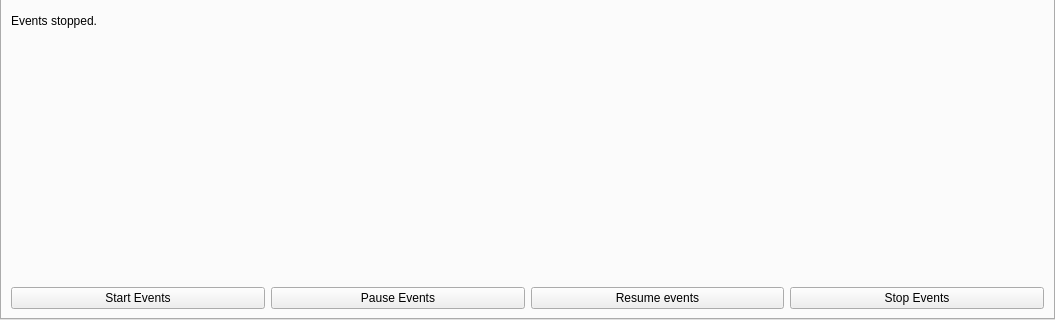
SuperSpaceEye/LifeEngineExtended, file Source/UiFiles/worldevents.ui: the form before one commit; both pictures show x 0 to 1055 and y 275 to 595 of the 1055 by 595 pixel window.
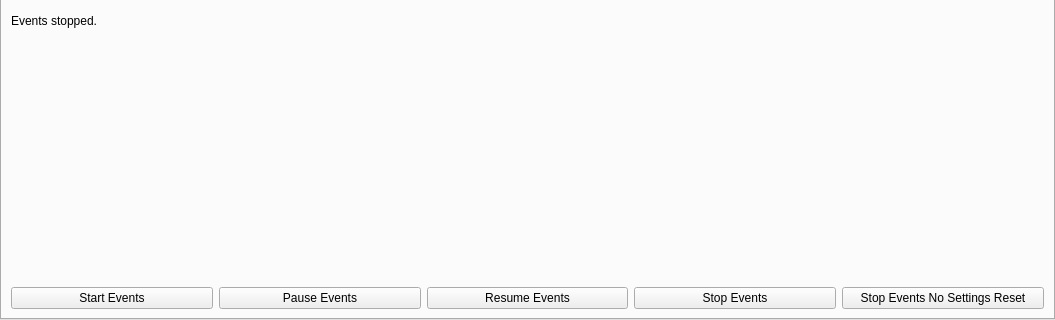
The form after the commit. The open tabs and pages were chosen to show the change.

Commit message: Added info for world events.

The edit to the form file:
```diff
--- a/Source/UiFiles/worldevents.ui
+++ b/Source/UiFiles/worldevents.ui
@@ -243,7 +243,7 @@
             <item>
              <widget class="QPushButton" name="b_resume_events">
               <property name="text">
-               <string>Resume events</string>
+               <string>Resume Events</string>
               </property>
              </widget>
             </item>
@@ -254,6 +254,13 @@
               </property>
              </widget>
             </item>
+            <item>
+             <widget class="QPushButton" name="b_stop_events_no_settings_reset">
+              <property name="text">
+               <string>Stop Events No Settings Reset</string>
+              </property>
+             </widget>
+            </item>
            </layout>
           </item>
          </layout>
```
Left out of the diff: 23 changed lines with no effect on the pictures. The commit also changes 8 other files.
